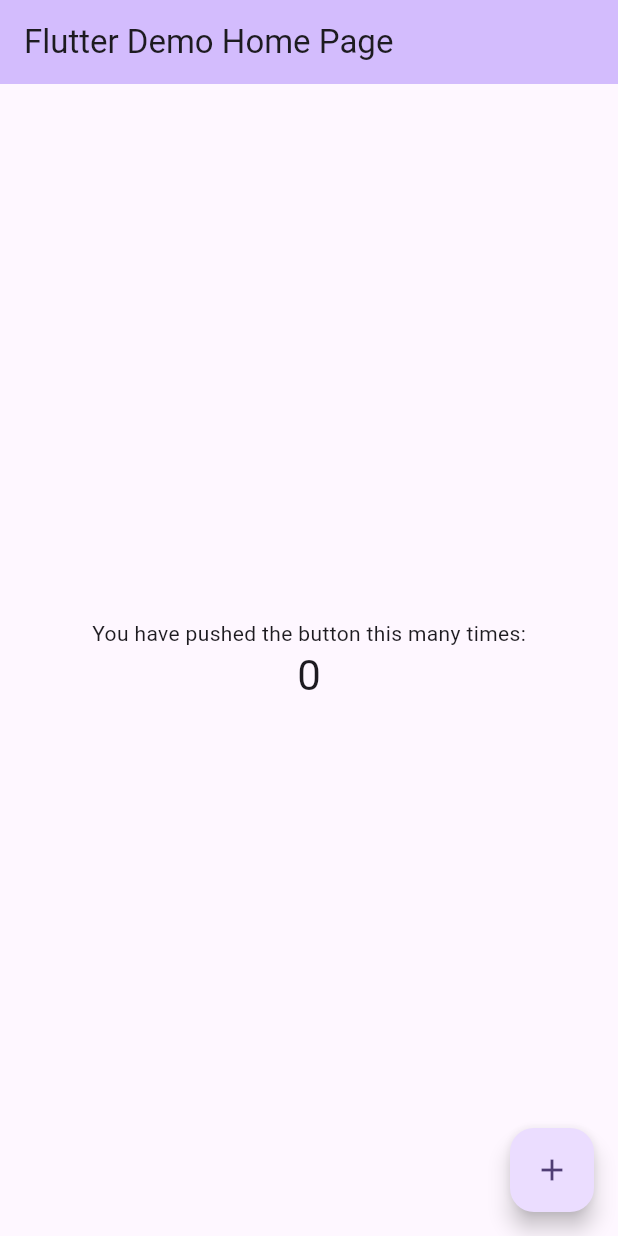
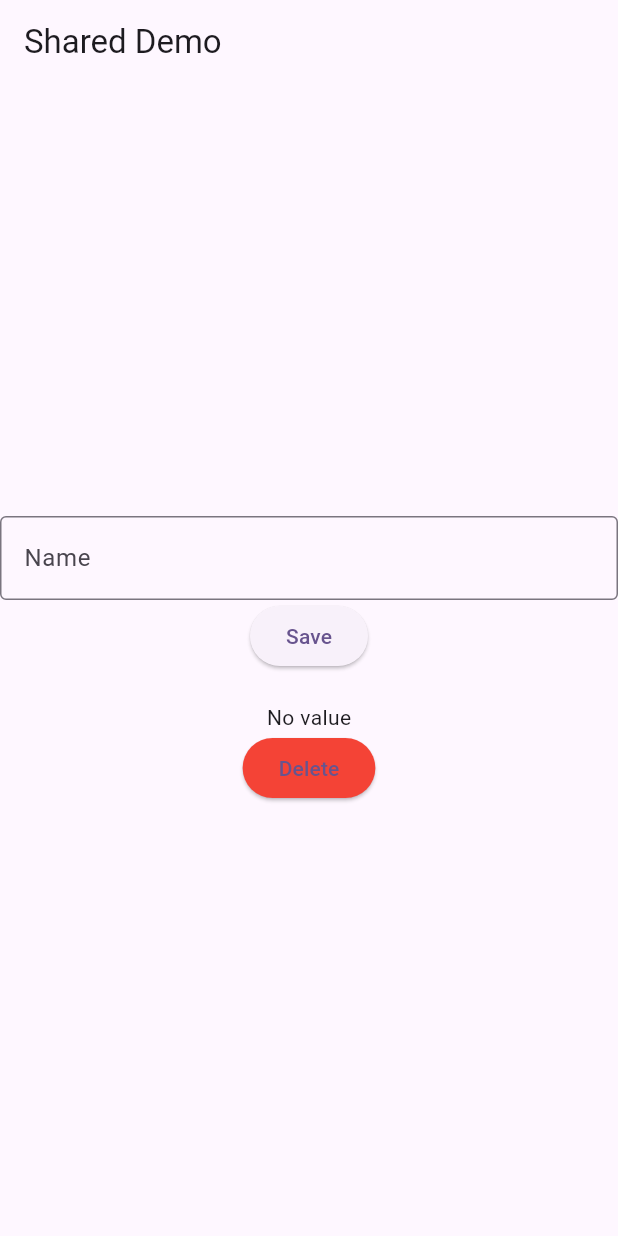
Before and after one commit to Nutan-Kum12/Shared_Preferences, a Flutter app: the screen it shows after launch, on a phone screen of 412 x 824 dp. Run offline on Flutter 3.47's test engine with Material 3 defaults, Android fonts, the phone set to English and light mode, and no system bars; our stand-ins replace shared_preferences.

Commit message:
Shared preferences basic Complete

```diff
--- a/lib/main.dart
+++ b/lib/main.dart
@@ -1,4 +1,5 @@
 import 'package:flutter/material.dart';
+import 'package:shared_preferences/shared_preferences.dart';
 
 void main() {
   runApp(const MyApp());
@@ -7,116 +8,87 @@ void main() {
 class MyApp extends StatelessWidget {
   const MyApp({super.key});
 
-  // This widget is the root of your application.
   @override
   Widget build(BuildContext context) {
     return MaterialApp(
-      title: 'Flutter Demo',
+      title: 'Shared preferences Demo',
       theme: ThemeData(
-        // This is the theme of your application.
-        //
-        // TRY THIS: Try running your application with "flutter run". You'll see
-        // the application has a purple toolbar. Then, without quitting the app,
-        // try changing the seedColor in the colorScheme below to Colors.green
-        // and then invoke "hot reload" (save your changes or press the "hot
-        // reload" button in a Flutter-supported IDE, or press "r" if you used
-        // the command line to start the app).
-        //
-        // Notice that the counter didn't reset back to zero; the application
-        // state is not lost during the reload. To reset the state, use hot
-        // restart instead.
-        //
-        // This works for code too, not just values: Most code changes can be
-        // tested with just a hot reload.
         colorScheme: ColorScheme.fromSeed(seedColor: Colors.deepPurple),
       ),
-      home: const MyHomePage(title: 'Flutter Demo Home Page'),
+      home: MyHomePage(),
     );
   }
 }
 
 class MyHomePage extends StatefulWidget {
-  const MyHomePage({super.key, required this.title});
-
-  // This widget is the home page of your application. It is stateful, meaning
-  // that it has a State object (defined below) that contains fields that affect
-  // how it looks.
-
-  // This class is the configuration for the state. It holds the values (in this
-  // case the title) provided by the parent (in this case the App widget) and
-  // used by the build method of the State. Fields in a Widget subclass are
-  // always marked "final".
-
-  final String title;
+  MyHomePage({super.key});
 
   @override
   State<MyHomePage> createState() => _MyHomePageState();
 }
 
 class _MyHomePageState extends State<MyHomePage> {
-  int _counter = 0;
+  var nameController = TextEditingController();
+  static const String KEYNAME = "name";
+  var nameValue = "";
 
-  void _incrementCounter() {
-    setState(() {
-      // This call to setState tells the Flutter framework that something has
-      // changed in this State, which causes it to rerun the build method below
-      // so that the display can reflect the updated values. If we changed
-      // _counter without calling setState(), then the build method would not be
-      // called again, and so nothing would appear to happen.
-      _counter++;
-    });
+  void initState() {
+    super.initState();
+    getName();
   }
 
   @override
   Widget build(BuildContext context) {
-    // This method is rerun every time setState is called, for instance as done
-    // by the _incrementCounter method above.
-    //
-    // The Flutter framework has been optimized to make rerunning build methods
-    // fast, so that you can just rebuild anything that needs updating rather
-    // than having to individually change instances of widgets.
     return Scaffold(
-      appBar: AppBar(
-        // TRY THIS: Try changing the color here to a specific color (to
-        // Colors.amber, perhaps?) and trigger a hot reload to see the AppBar
-        // change color while the other colors stay the same.
-        backgroundColor: Theme.of(context).colorScheme.inversePrimary,
-        // Here we take the value from the MyHomePage object that was created by
-        // the App.build method, and use it to set our appbar title.
-        title: Text(widget.title),
-      ),
-      body: Center(
-        // Center is a layout widget. It takes a single child and positions it
-        // in the middle of the parent.
+      appBar: AppBar(title: Text('Shared Demo')),
+      body: Container(
         child: Column(
-          // Column is also a layout widget. It takes a list of children and
-          // arranges them vertically. By default, it sizes itself to fit its
-          // children horizontally, and tries to be as tall as its parent.
-          //
-          // Column has various properties to control how it sizes itself and
-          // how it positions its children. Here we use mainAxisAlignment to
-          // center the children vertically; the main axis here is the vertical
-          // axis because Columns are vertical (the cross axis would be
-          // horizontal).
-          //
-          // TRY THIS: Invoke "debug painting" (choose the "Toggle Debug Paint"
-          // action in the IDE, or press "p" in the console), to see the
-          // wireframe for each widget.
           mainAxisAlignment: MainAxisAlignment.center,
-          children: <Widget>[
-            const Text('You have pushed the button this many times:'),
-            Text(
-              '$_counter',
-              style: Theme.of(context).textTheme.headlineMedium,
+          children: [
+            TextField(
+              controller: nameController,
+              decoration: InputDecoration(
+                labelText: 'Name',
+                border: OutlineInputBorder(),
+              ),
+            ),
+            ElevatedButton(
+              onPressed: () async {
+                var name = nameController.text.toString();
+                var prefs = await SharedPreferences.getInstance();
+                prefs.setString(KEYNAME, name);
+                print('Name saved: $name');
+              },
+              child: Text('Save'),
+            ),
+            SizedBox(height: 20),
+            Text(nameValue),
+            ElevatedButton(
+              onPressed: deleteName,
+              style: ElevatedButton.styleFrom(backgroundColor: Colors.red),
+              child: const Text('Delete'),
             ),
           ],
         ),
       ),
-      floatingActionButton: FloatingActionButton(
-        onPressed: _incrementCounter,
-        tooltip: 'Increment',
-        child: const Icon(Icons.add),
-      ), // This trailing comma makes auto-formatting nicer for build methods.
     );
   }
+
+  void getName() async {
+    var prefs = await SharedPreferences.getInstance();
+    var getName = prefs.getString(KEYNAME);
+
+    setState(() {
+      nameValue = getName ?? "No value";
+    });
+  }
+
+  void deleteName() async {
+    var prefs = await SharedPreferences.getInstance();
+    prefs.remove(KEYNAME);
+
+    setState(() {
+      nameValue = "No value";
+    });
+  }
 }
--- a/pubspec.yaml
+++ b/pubspec.yaml
@@ -1,4 +1,4 @@
-name: shared_preferences
+name: shared_preferences_demo
 description: "A new Flutter project."
 # The following line prevents the package from being accidentally published to
 # pub.dev using `flutter pub publish`. This is preferred for private packages.
@@ -34,6 +34,7 @@ dependencies:
   # The following adds the Cupertino Icons font to your application.
   # Use with the CupertinoIcons class for iOS style icons.
   cupertino_icons: ^1.0.8
+  shared_preferences: ^2.5.3
 
 dev_dependencies:
   flutter_test:
```
Also changed, not shown: pubspec.lock, 2 other files.
